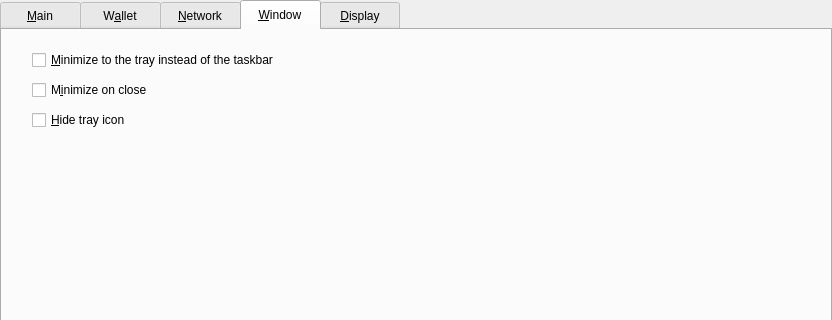
Old version of the form src/qt/forms/optionsdialog.ui in the repository crptec/sinovate; both pictures show x 0 to 832 and y 0 to 320 of the 832 by 471 pixel window.
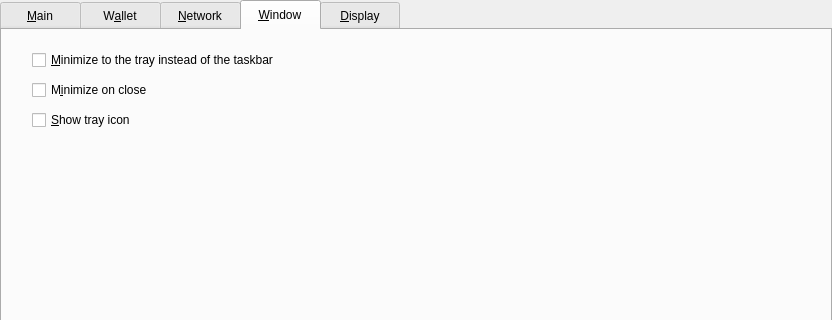
New version of the form. The open tabs and pages were chosen to show the change. Custom widgets are drawn as their Qt base class.

The edit to the form file:
```diff
--- a/src/qt/forms/optionsdialog.ui
+++ b/src/qt/forms/optionsdialog.ui
@@ -711,7 +711,7 @@
             <string>Hide the icon from the system tray.</string>
            </property>
            <property name="text">
-            <string>&amp;Hide tray icon</string>
+            <string>&amp;Show tray icon</string>
            </property>
           </widget>
          </item>
```
Left out of the diff: 2 changed lines with no effect on the pictures.
